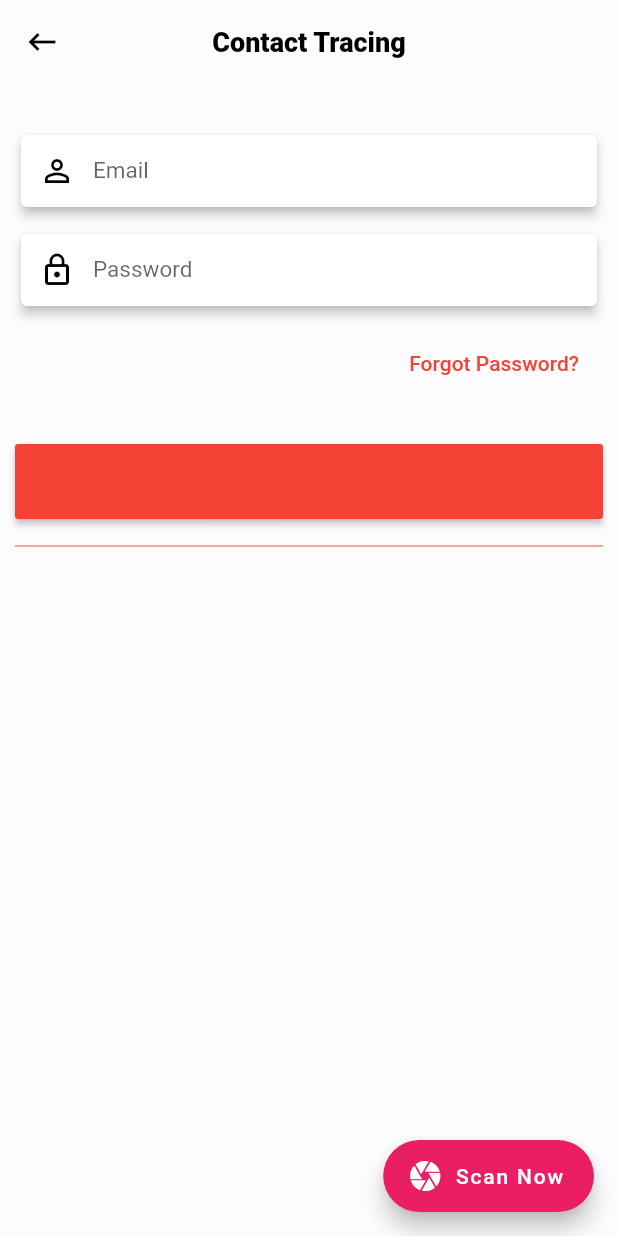
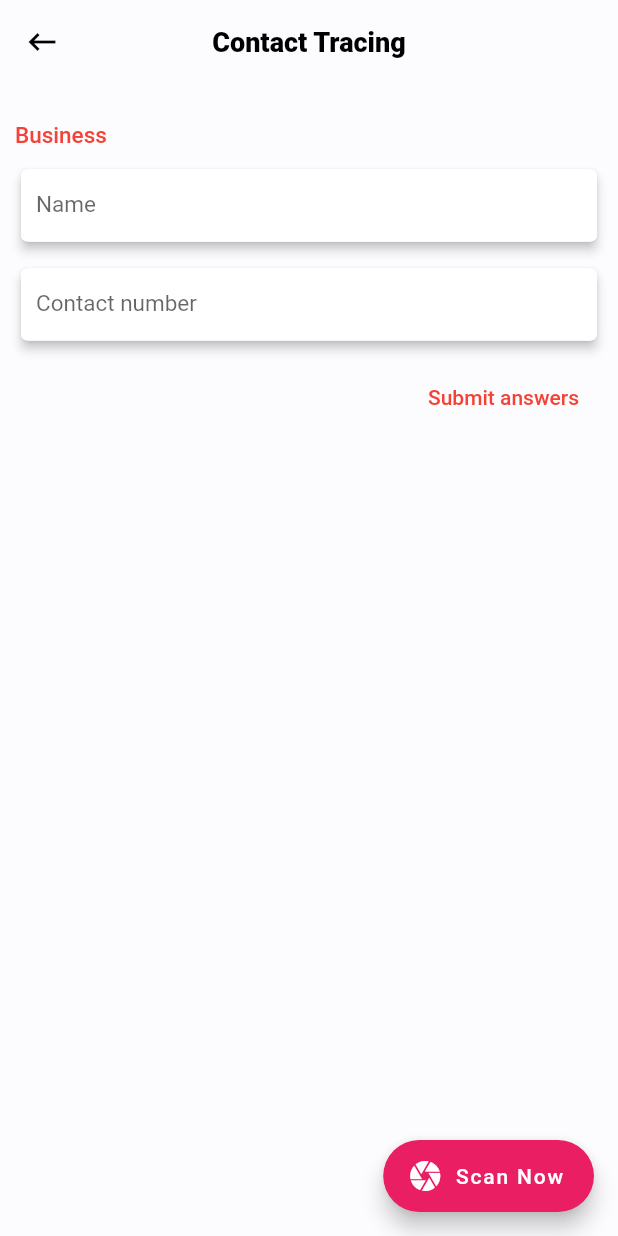
Before and after one commit to 10XPhilippines/flutter_tracer, a Flutter app: the Questions screen opened directly, on a phone screen of 412 x 824 dp. Run offline on Flutter 3.47's test engine with Material 2 defaults, Android fonts, the phone set to English and light mode, and no system bars; our stand-ins replace carousel_slider, font_awesome_flutter, introduction_screen, rflutter_alert, shared_preferences; missing offline and left inert: qrscan; accounts and stored records are empty.

Commit message:
🚀 feat: edit

```diff
--- a/lib/screens/questions.dart
+++ b/lib/screens/questions.dart
@@ -15,7 +15,6 @@ class _QuestionsState extends State<Questions> {
   Map business = {};
   Map user = {};
   String data;
-  String business_data;
   String barcode = "";
 
   @override
@@ -38,7 +37,7 @@ class _QuestionsState extends State<Questions> {
     _getBusiness();
   }
 
-  void _getBusiness() async {
+  _getBusiness() async {
     String url = '/business/' + barcode + '/' + profile["id"].toString();
     print("GET: " + url);
     var res = await Network().getData(url);
@@ -48,7 +47,7 @@ class _QuestionsState extends State<Questions> {
         business = body;
       });
     }
-    print(body);
+    print(business);
   }
 
   @override
@@ -73,8 +72,21 @@ class _QuestionsState extends State<Questions> {
         child: ListView(
           shrinkWrap: true,
           children: <Widget>[
-            SizedBox(height: 30.0),
-
+            Container(
+              alignment: Alignment.topLeft,
+              margin: EdgeInsets.only(
+                top: 25.0,
+              ),
+              child: Text(
+                business["business_name"] ?? "Business",
+                style: TextStyle(
+                  fontSize: 15.0,
+                  fontWeight: FontWeight.w500,
+                  color: Theme.of(context).accentColor,
+                ),
+              ),
+            ),
+            SizedBox(height: 10.0),
             Card(
               elevation: 3.0,
               child: Container(
@@ -90,7 +102,7 @@ class _QuestionsState extends State<Questions> {
                     color: Colors.black,
                   ),
                   decoration: InputDecoration(
-                    labelText: "Email",
+                    labelText: profile["name"] ?? "Name",
                     contentPadding: EdgeInsets.all(10.0),
                     border: OutlineInputBorder(
                       borderRadius: BorderRadius.circular(5.0),
@@ -104,15 +116,15 @@ class _QuestionsState extends State<Questions> {
                       ),
                       borderRadius: BorderRadius.circular(5.0),
                     ),
-                    hintText: "Email",
+                    hintText: "Name",
                     hintStyle: TextStyle(
                       fontSize: 15.0,
                       color: Colors.black,
                     ),
-                    prefixIcon: Icon(
-                      Icons.perm_identity,
-                      color: Colors.black,
-                    ),
+                    // prefixIcon: Icon(
+                    //   Icons.perm_identity,
+                    //   color: Colors.black,
+                    // ),
                   ),
                   maxLines: 1,
                   onChanged: (value) {},
@@ -137,7 +149,7 @@ class _QuestionsState extends State<Questions> {
                     color: Colors.black,
                   ),
                   decoration: InputDecoration(
-                    labelText: "Password",
+                    labelText: profile["phone"] ?? "Contact number",
                     contentPadding: EdgeInsets.all(10.0),
                     border: OutlineInputBorder(
                       borderRadius: BorderRadius.circular(5.0),
@@ -151,11 +163,11 @@ class _QuestionsState extends State<Questions> {
                       ),
                       borderRadius: BorderRadius.circular(5.0),
                     ),
-                    hintText: "Password",
-                    prefixIcon: Icon(
-                      Icons.lock_outline,
-                      color: Colors.black,
-                    ),
+                    hintText: "Contact number",
+                    // prefixIcon: Icon(
+                    //   Icons.call,
+                    //   color: Colors.black,
+                    // ),
                     hintStyle: TextStyle(
                       fontSize: 15.0,
                       color: Colors.black,
@@ -174,7 +186,7 @@ class _QuestionsState extends State<Questions> {
               alignment: Alignment.centerRight,
               child: FlatButton(
                 child: Text(
-                  "Forgot Password?",
+                  "Submit answers",
                   style: TextStyle(
                     fontSize: 14.0,
                     fontWeight: FontWeight.w500,
@@ -187,27 +199,27 @@ class _QuestionsState extends State<Questions> {
 
             SizedBox(height: 30.0),
 
-            Container(
-              height: 50.0,
-              child: RaisedButton(
-                child: Text(
-                  barcode,
-                  style: TextStyle(
-                    color: Colors.white,
-                  ),
-                ),
-                onPressed: () {
-                  _getBusiness();
-                },
-                color: Theme.of(context).accentColor,
-              ),
-            ),
+            // Container(
+            //   height: 50.0,
+            //   child: RaisedButton(
+            //     child: Text(
+            //       barcode,
+            //       style: TextStyle(
+            //         color: Colors.white,
+            //       ),
+            //     ),
+            //     onPressed: () {
+            //       _getBusiness();
+            //     },
+            //     color: Theme.of(context).accentColor,
+            //   ),
+            // ),
 
             SizedBox(height: 10.0),
-            Divider(
-              color: Theme.of(context).accentColor,
-            ),
-            SizedBox(height: 10.0),
+            // Divider(
+            //   color: Theme.of(context).accentColor,
+            // ),
+            // SizedBox(height: 10.0),
 
             // Center(
             //   child: Container(
```
